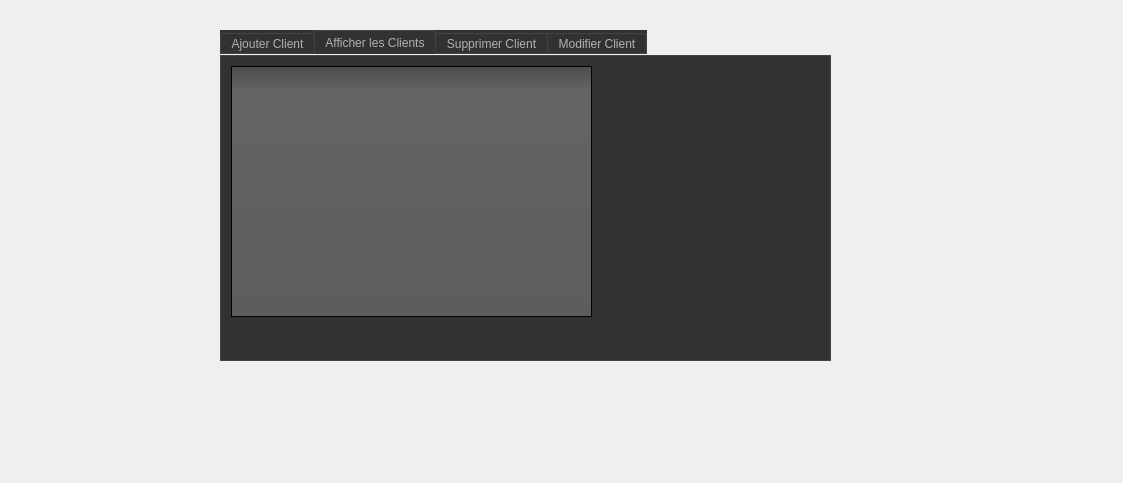
First picture: the form in wwindow.ui, repository tataros/commande-client, before the edit.
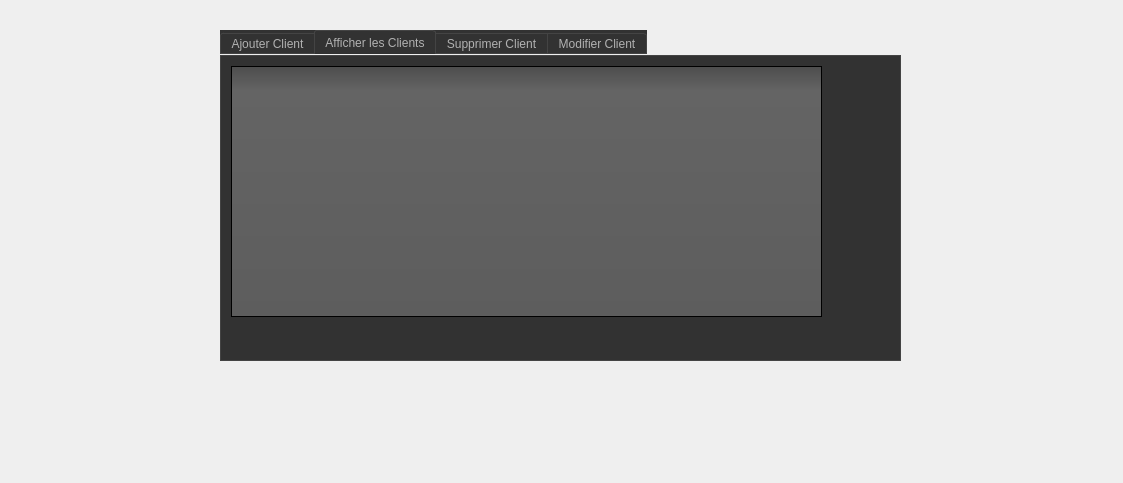
Second picture: the form after the edit. The open tabs and pages were chosen to show the change. Icons and pictures are not drawn.

```diff
--- a/wwindow.ui
+++ b/wwindow.ui
@@ -18,7 +18,7 @@
     <rect>
      <x>220</x>
      <y>30</y>
-     <width>611</width>
+     <width>681</width>
      <height>331</height>
     </rect>
    </property>
@@ -677,7 +677,7 @@
       <rect>
        <x>10</x>
        <y>10</y>
-       <width>361</width>
+       <width>591</width>
        <height>251</height>
       </rect>
      </property>
```
Left out of the diff: 2 changed lines with no effect on the pictures.
